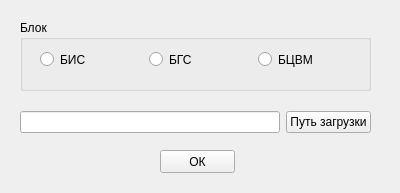
Old version of the form src/gui/optionwindow/optionwindow.ui in the repository ArcSigov/generator.
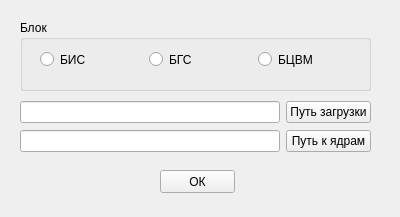
New version of the form.

Patch:
```diff
--- a/src/gui/optionwindow/optionwindow.ui
+++ b/src/gui/optionwindow/optionwindow.ui
@@ -7,7 +7,7 @@
     <x>0</x>
     <y>0</y>
     <width>400</width>
-    <height>193</height>
+    <height>217</height>
    </rect>
   </property>
   <property name="windowTitle">
@@ -63,7 +63,7 @@
    <property name="geometry">
     <rect>
      <x>160</x>
-     <y>150</y>
+     <y>170</y>
      <width>75</width>
      <height>23</height>
     </rect>
@@ -76,22 +76,32 @@
    <property name="geometry">
     <rect>
      <x>20</x>
-     <y>110</y>
+     <y>100</y>
      <width>351</width>
-     <height>25</height>
+     <height>54</height>
     </rect>
    </property>
-   <layout class="QHBoxLayout" name="horizontalLayout">
-    <item>
-     <widget class="QLineEdit" name="lineEdit"/>
+   <layout class="QGridLayout" name="gridLayout">
+    <item row="0" column="0">
+     <widget class="QLineEdit" name="loadPath"/>
     </item>
-    <item>
-     <widget class="QPushButton" name="pushButton">
+    <item row="0" column="1">
+     <widget class="QPushButton" name="loadbtn">
       <property name="text">
        <string>Путь загрузки</string>
       </property>
      </widget>
     </item>
+    <item row="1" column="0">
+     <widget class="QLineEdit" name="kernelPath"/>
+    </item>
+    <item row="1" column="1">
+     <widget class="QPushButton" name="kernelbtn">
+      <property name="text">
+       <string>Путь к ядрам</string>
+      </property>
+     </widget>
+    </item>
    </layout>
   </widget>
  </widget>
```
